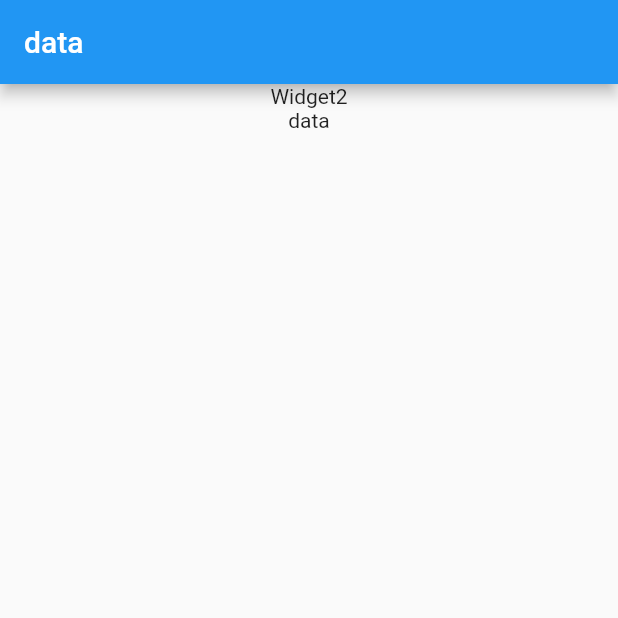
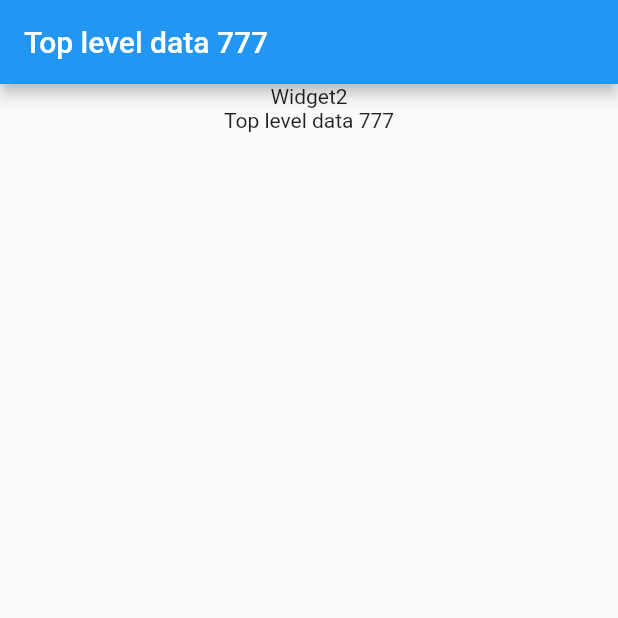
Before and after one commit to Protoculos/providerrus, a Flutter app: the screen it shows after launch, on a phone screen of 412 x 824 dp, the top half of it. Run offline on Flutter 3.47's test engine with Material 2 defaults, Android fonts, the phone set to English and light mode, and no system bars.

Commit message:
Lifting data throu widget's constructor

```diff
--- a/lib/main.dart
+++ b/lib/main.dart
@@ -5,6 +5,8 @@ void main() {
 }
 
 class MyApp extends StatelessWidget {
+  final String data = 'Top level data 777';
+
   @override
   Widget build(BuildContext context) {
     return MaterialApp(
@@ -12,40 +14,45 @@ class MyApp extends StatelessWidget {
       theme: ThemeData(
         primarySwatch: Colors.blue,
       ),
-      home: HomePage(),
+      home: HomePage(data: data),
     );
   }
 }
 
 class HomePage extends StatelessWidget {
+  final String data;
+  const HomePage({Key key, @required this.data}) : super(key: key);
+
   @override
   Widget build(BuildContext context) {
     return Scaffold(
       appBar: AppBar(
         title: Container(
-          child: Text('data'),
+          child: Text(data),
         ),
       ),
       body: Center(
-        child: Widget1(),
+        child: Widget1(data: data),
       ),
     );
   }
 }
 
 class Widget1 extends StatelessWidget {
-  Widget1();
+  final String data;
+  const Widget1({Key key, @required this.data}) : super(key: key);
 
   @override
   Widget build(BuildContext context) {
     return Container(
-      child: Widget2(),
+      child: Widget2(data: data),
     );
   }
 }
 
 class Widget2 extends StatelessWidget {
-  Widget2();
+  final String data;
+  const Widget2({Key key, @required this.data}) : super(key: key);
 
   @override
   Widget build(BuildContext context) {
@@ -55,7 +62,7 @@ class Widget2 extends StatelessWidget {
           Container(
             child: Text('Widget2'),
           ),
-          Widget3(),
+          Widget3(data: data),
         ],
       ),
     );
@@ -63,12 +70,13 @@ class Widget2 extends StatelessWidget {
 }
 
 class Widget3 extends StatelessWidget {
-  Widget3();
+  final String data;
+  const Widget3({Key key, @required this.data}) : super(key: key);
 
   @override
   Widget build(BuildContext context) {
     return Container(
-      child: Text('data'),
+      child: Text(data),
     );
   }
 }
```
